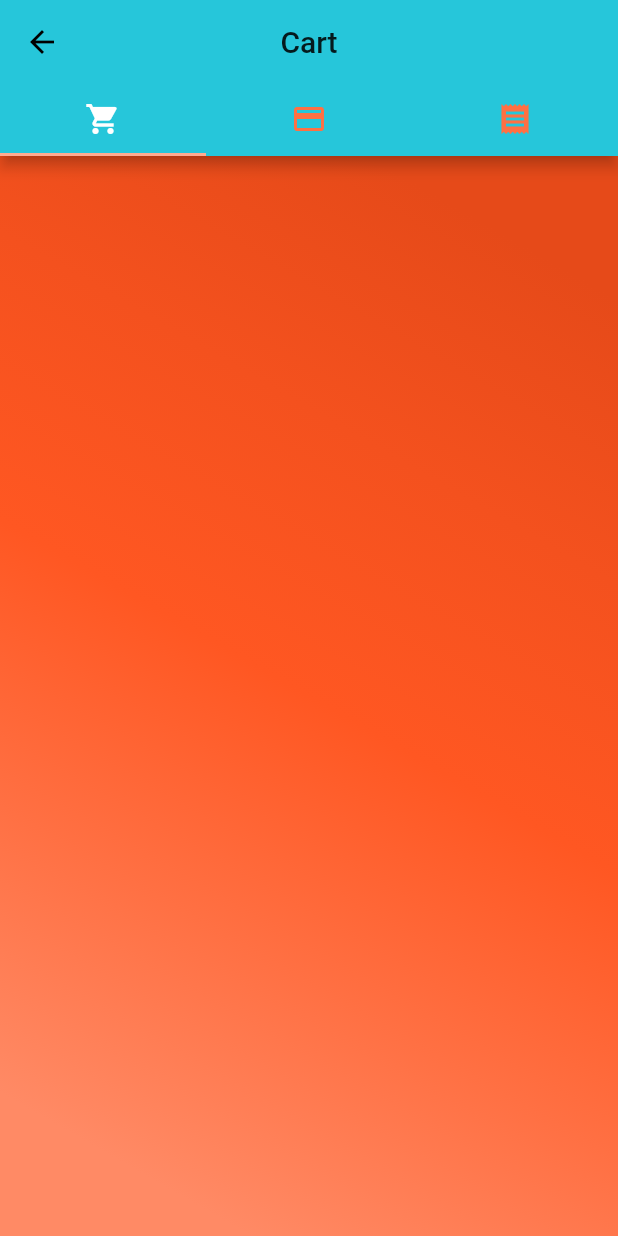
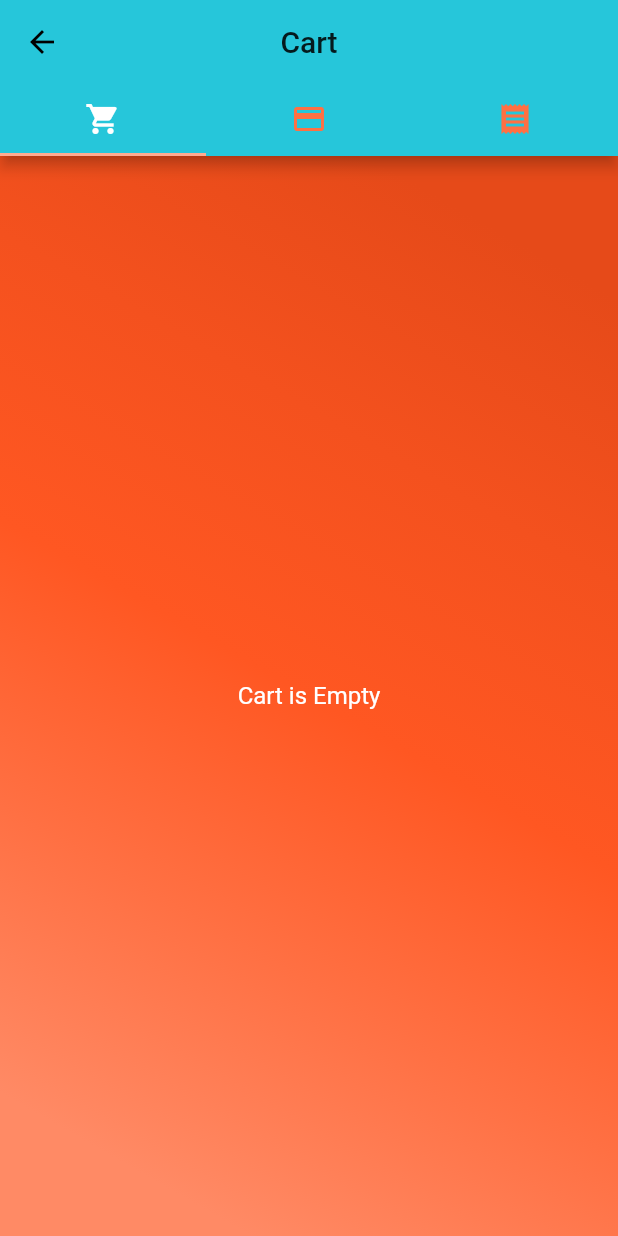
Before and after one commit to gramme01/ecommerce_packt, a Flutter app: the CartScreen screen opened by its route, on a phone screen of 412 x 824 dp. Run offline on Flutter 3.47's test engine with Material 2 defaults, Android fonts, the phone set to English and light mode, and no system bars; our stand-ins replace flutter_redux, redux, redux_thunk, shared_preferences; missing offline and left inert: redux_logging; accounts and stored records are empty.

Commit message:
Fixes Cart not EMpty

```diff
--- a/lib/screens/cart_screen.dart
+++ b/lib/screens/cart_screen.dart
@@ -25,7 +25,7 @@ class _CartScreenState extends State<CartScreen> {
                 child: SafeArea(
                   top: false,
                   bottom: false,
-                  child: state.cartProducts != null
+                  child: state.cartProducts.isNotEmpty
                       ? GridView.builder(
                           itemCount: state.cartProducts.length,
                           gridDelegate:
```
